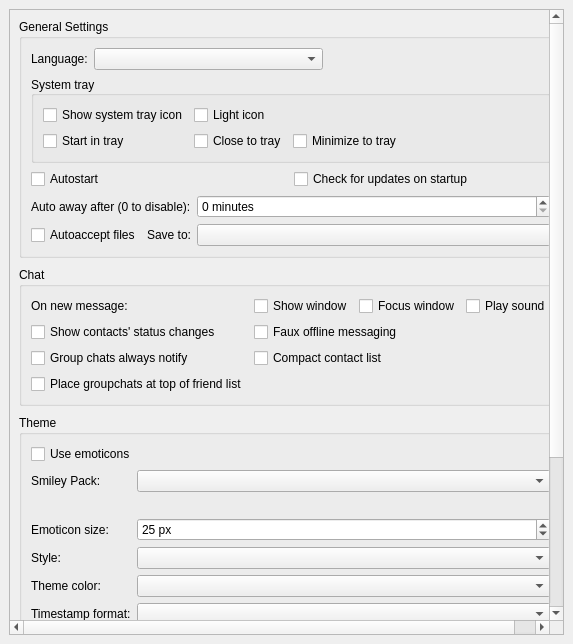
This is src/widget/form/settings/generalsettings.ui in qTox/qTox as Qt 5 draws it before an edit. The edited form follows.
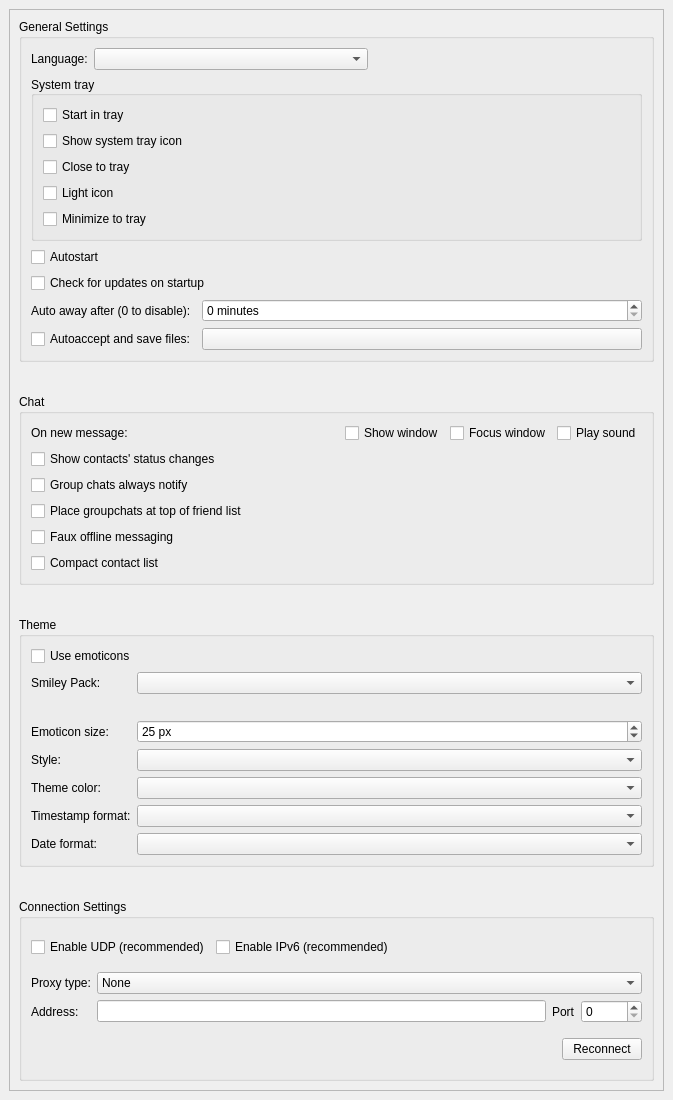
This is the edited form. Custom widgets are drawn as their Qt base class.

Patch:
```diff
--- a/src/widget/form/settings/generalsettings.ui
+++ b/src/widget/form/settings/generalsettings.ui
@@ -6,8 +6,8 @@
    <rect>
     <x>0</x>
     <y>0</y>
-    <width>573</width>
-    <height>644</height>
+    <width>673</width>
+    <height>1100</height>
    </rect>
   </property>
   <property name="windowTitle">
@@ -38,14 +38,14 @@
       <property name="geometry">
        <rect>
         <x>0</x>
-        <y>-214</y>
-        <width>539</width>
-        <height>838</height>
+        <y>0</y>
+        <width>653</width>
+        <height>1080</height>
        </rect>
       </property>
       <layout class="QVBoxLayout" name="verticalLayout_4" stretch="0,0,0,1">
        <property name="spacing">
-        <number>9</number>
+        <number>32</number>
        </property>
        <property name="topMargin">
         <number>9</number>
@@ -104,25 +104,10 @@
             <property name="alignment">
              <set>Qt::AlignLeading|Qt::AlignLeft|Qt::AlignVCenter</set>
             </property>
-            <layout class="QGridLayout" name="gridLayout_2">
-             <item row="0" column="0">
-              <widget class="QCheckBox" name="showSystemTray">
-               <property name="text">
-                <string>Show system tray icon</string>
-               </property>
-              </widget>
-             </item>
-             <item row="0" column="1">
-              <widget class="QCheckBox" name="lightTrayIcon">
-               <property name="toolTip">
-                <string comment="toolTip for light icon setting">Enable light tray icon.</string>
-               </property>
-               <property name="text">
-                <string>Light icon</string>
-               </property>
-              </widget>
-             </item>
-             <item row="2" column="0">
+            <layout class="QHBoxLayout" name="horizontalLayout_2">
+             <item>
+              <layout class="QVBoxLayout" name="verticalLayout_6">
+               <item>
               <widget class="QCheckBox" name="startInTray">
                <property name="sizePolicy">
                 <sizepolicy hsizetype="Fixed" vsizetype="Fixed">
@@ -138,7 +123,14 @@
                </property>
               </widget>
              </item>
-             <item row="2" column="1">
+               <item>
+                <widget class="QCheckBox" name="showSystemTray">
+                 <property name="text">
+                  <string>Show system tray icon</string>
+                 </property>
+                </widget>
+               </item>
+               <item>
               <widget class="QCheckBox" name="closeToTray">
                <property name="sizePolicy">
                 <sizepolicy hsizetype="Fixed" vsizetype="Fixed">
@@ -155,7 +147,17 @@
                </property>
               </widget>
              </item>
-             <item row="2" column="2">
+               <item>
+                <widget class="QCheckBox" name="lightTrayIcon">
+                 <property name="toolTip">
+                  <string comment="toolTip for light icon setting">Enable light tray icon.</string>
+                 </property>
+                 <property name="text">
+                  <string>Light icon</string>
+                 </property>
+                </widget>
+               </item>
+               <item>
               <widget class="QCheckBox" name="minimizeToTray">
                <property name="sizePolicy">
                 <sizepolicy hsizetype="Fixed" vsizetype="Fixed">
@@ -172,8 +174,10 @@
                </property>
               </widget>
              </item>
-             <item row="2" column="3">
-              <spacer name="traySpacer">
+              </layout>
+             </item>
+             <item>
+              <spacer name="horizontalSpacer">
                <property name="orientation">
                 <enum>Qt::Horizontal</enum>
                </property>
@@ -189,7 +193,9 @@
            </widget>
           </item>
           <item>
-           <layout class="QHBoxLayout" name="horizontalLayout_2">
+           <layout class="QHBoxLayout" name="horizontalLayout_3">
+            <item>
+             <layout class="QVBoxLayout" name="verticalLayout_8">
             <item>
              <widget class="QCheckBox" name="cbAutorun">
               <property name="toolTip">
@@ -210,68 +216,25 @@
            </layout>
           </item>
           <item>
+             <spacer name="horizontalSpacer_3">
+              <property name="orientation">
+               <enum>Qt::Horizontal</enum>
+              </property>
+              <property name="sizeHint" stdset="0">
+               <size>
+                <width>40</width>
+                <height>20</height>
+               </size>
+              </property>
+             </spacer>
+            </item>
+           </layout>
+          </item>
+          <item>
            <layout class="QGridLayout" name="autoLayout">
             <property name="topMargin">
              <number>0</number>
             </property>
-            <item row="1" column="1">
-             <widget class="QLabel" name="autoSaveFilesDirLabel">
-              <property name="toolTip">
-               <string>Set where files will be saved.</string>
-              </property>
-              <property name="text">
-               <string>Save to:</string>
-              </property>
-             </widget>
-            </item>
-            <item row="1" column="0">
-             <widget class="QCheckBox" name="autoacceptFiles">
-              <property name="toolTip">
-               <string comment="autoaccept cb tooltip">You can set this on a per-friend basis by right clicking them.</string>
-              </property>
-              <property name="text">
-               <string>Autoaccept files</string>
-              </property>
-             </widget>
-            </item>
-            <item row="1" column="2">
-             <widget class="QPushButton" name="autoSaveFilesDir">
-              <property name="sizePolicy">
-               <sizepolicy hsizetype="Expanding" vsizetype="Fixed">
-                <horstretch>0</horstretch>
-                <verstretch>0</verstretch>
-               </sizepolicy>
-              </property>
-              <property name="toolTip">
-               <string>Set where files will be saved.</string>
-              </property>
-             </widget>
-            </item>
-            <item row="0" column="2">
-             <widget class="QSpinBox" name="autoAwaySpinBox">
-              <property name="sizePolicy">
-               <sizepolicy hsizetype="Expanding" vsizetype="Fixed">
-                <horstretch>0</horstretch>
-                <verstretch>0</verstretch>
-               </sizepolicy>
-              </property>
-              <property name="toolTip">
-               <string>Set to 0 to disable</string>
-              </property>
-              <property name="showGroupSeparator" stdset="0">
-               <bool>true</bool>
-              </property>
-              <property name="suffix">
-               <string> minutes</string>
-              </property>
-              <property name="minimum">
-               <number>0</number>
-              </property>
-              <property name="maximum">
-               <number>2147483647</number>
-              </property>
-             </widget>
-            </item>
             <item row="0" column="0" colspan="2">
              <widget class="QLabel" name="autoAwayLabel">
               <property name="toolTip">
@@ -285,6 +248,54 @@
               </property>
              </widget>
             </item>
+            <item row="0" column="1">
+             <widget class="QSpinBox" name="autoAwaySpinBox">
+              <property name="sizePolicy">
+               <sizepolicy hsizetype="Expanding" vsizetype="Fixed">
+                <horstretch>0</horstretch>
+                <verstretch>0</verstretch>
+               </sizepolicy>
+              </property>
+              <property name="toolTip">
+               <string>Set to 0 to disable</string>
+              </property>
+              <property name="showGroupSeparator" stdset="0">
+               <bool>true</bool>
+              </property>
+              <property name="suffix">
+               <string> minutes</string>
+              </property>
+              <property name="minimum">
+               <number>0</number>
+              </property>
+              <property name="maximum">
+               <number>2147483647</number>
+              </property>
+             </widget>
+            </item>
+            <item row="1" column="0">
+             <widget class="QCheckBox" name="autoacceptFiles">
+              <property name="toolTip">
+               <string comment="autoaccept cb tooltip">You can set this on a per-friend basis by right clicking them.</string>
+              </property>
+              <property name="text">
+               <string>Autoaccept and save files:</string>
+              </property>
+             </widget>
+            </item>
+            <item row="1" column="1">
+             <widget class="QPushButton" name="autoSaveFilesDir">
+              <property name="sizePolicy">
+               <sizepolicy hsizetype="Expanding" vsizetype="Fixed">
+                <horstretch>0</horstretch>
+                <verstretch>0</verstretch>
+               </sizepolicy>
+              </property>
+              <property name="toolTip">
+               <string>Set where files will be saved.</string>
+              </property>
+             </widget>
+            </item>
            </layout>
           </item>
          </layout>
@@ -295,36 +306,32 @@
          <property name="title">
           <string>Chat</string>
          </property>
-         <layout class="QGridLayout" name="gridLayout" columnstretch="0,0,0">
-          <item row="3" column="0">
-           <widget class="QCheckBox" name="groupAlwaysNotify">
-            <property name="toolTip">
-             <string comment="toolTip for Group chat always notify">Always notify about new messages in groupchats.</string>
+         <layout class="QVBoxLayout" name="verticalLayout_7">
+          <item>
+           <layout class="QHBoxLayout" name="onMessageLayout">
+            <property name="topMargin">
+             <number>0</number>
             </property>
-            <property name="text">
-             <string>Group chats always notify</string>
-            </property>
-           </widget>
-          </item>
-          <item row="2" column="0">
-           <widget class="QCheckBox" name="statusChanges">
-            <property name="text">
-             <string>Show contacts' status changes</string>
-            </property>
-           </widget>
-          </item>
-          <item row="1" column="0">
+            <item>
            <widget class="QLabel" name="label">
             <property name="text">
              <string>On new message:</string>
             </property>
            </widget>
           </item>
-          <item row="1" column="1">
-           <layout class="QHBoxLayout" name="onMessageLayout">
-            <property name="topMargin">
-             <number>0</number>
-            </property>
+            <item>
+             <spacer name="horizontalSpacer_2">
+              <property name="orientation">
+               <enum>Qt::Horizontal</enum>
+              </property>
+              <property name="sizeHint" stdset="0">
+               <size>
+                <width>40</width>
+                <height>20</height>
+               </size>
+              </property>
+             </spacer>
+            </item>
             <item>
              <widget class="QCheckBox" name="showWindow">
               <property name="toolTip">
@@ -357,20 +364,34 @@
             </item>
            </layout>
           </item>
-          <item row="1" column="2">
-           <spacer name="chatSpacer">
-            <property name="orientation">
-             <enum>Qt::Horizontal</enum>
+          <item>
+           <widget class="QCheckBox" name="statusChanges">
+            <property name="text">
+             <string>Show contacts' status changes</string>
             </property>
-            <property name="sizeHint" stdset="0">
-             <size>
-              <width>40</width>
-              <height>20</height>
-             </size>
+           </widget>
+          </item>
+          <item>
+           <widget class="QCheckBox" name="groupAlwaysNotify">
+            <property name="toolTip">
+             <string comment="toolTip for Group chat always notify">Always notify about new messages in groupchats.</string>
             </property>
-           </spacer>
+            <property name="text">
+             <string>Group chats always notify</string>
+            </property>
+           </widget>
           </item>
-          <item row="2" column="1">
+          <item>
+           <widget class="QCheckBox" name="cbGroupchatPosition">
+            <property name="toolTip">
+             <string comment="toolTip for groupchat positioning">If checked, groupchats will be placed at the top of the friends list, otherwise, they'll be placed below online friends.</string>
+            </property>
+            <property name="text">
+             <string>Place groupchats at top of friend list</string>
+            </property>
+           </widget>
+          </item>
+          <item>
            <widget class="QCheckBox" name="cbFauxOfflineMessaging">
             <property name="toolTip">
              <string comment="toolTip for Faux offline messaging setting">Messages you are trying to send to your friends when they are not online
@@ -381,7 +402,7 @@
             </property>
            </widget>
           </item>
-          <item row="3" column="1">
+          <item>
            <widget class="QCheckBox" name="cbCompactLayout">
             <property name="toolTip">
              <string comment="toolTip for compact layout setting">Your contact list will be shown in compact mode.</string>
@@ -391,16 +412,6 @@
             </property>
            </widget>
           </item>
-          <item row="4" column="0">
-           <widget class="QCheckBox" name="cbGroupchatPosition">
-            <property name="toolTip">
-             <string comment="toolTip for groupchat positioning">If checked, groupchats will be placed at the top of the friends list, otherwise, they'll be placed below online friends.</string>
-            </property>
-            <property name="text">
-             <string>Place groupchats at top of friend list</string>
-            </property>
-           </widget>
-          </item>
          </layout>
         </widget>
        </item>
@@ -710,6 +721,21 @@
            </layout>
           </item>
           <item>
+           <layout class="QHBoxLayout" name="horizontalLayout_4">
+            <item>
+             <spacer name="horizontalSpacer_4">
+              <property name="orientation">
+               <enum>Qt::Horizontal</enum>
+              </property>
+              <property name="sizeHint" stdset="0">
+               <size>
+                <width>40</width>
+                <height>20</height>
+               </size>
+              </property>
+             </spacer>
+            </item>
+            <item>
            <widget class="QPushButton" name="reconnectButton">
             <property name="text">
              <string comment="reconnect button">Reconnect</string>
@@ -717,6 +743,8 @@
            </widget>
           </item>
          </layout>
+          </item>
+         </layout>
         </widget>
        </item>
       </layout>
@@ -725,6 +753,14 @@
    </item>
   </layout>
  </widget>
+ <customwidgets>
+  <customwidget>
+   <class>VerticalOnlyScroller</class>
+   <extends>QScrollArea</extends>
+   <header>src/widget/form/settings/verticalonlyscroller.h</header>
+   <container>1</container>
+  </customwidget>
+ </customwidgets>
  <tabstops>
   <tabstop>scrollArea</tabstop>
   <tabstop>transComboBox</tabstop>
```
Left out of the diff: 12 changed lines with no effect on the pictures. Lines whose indentation alone changed are shown as unchanged.
